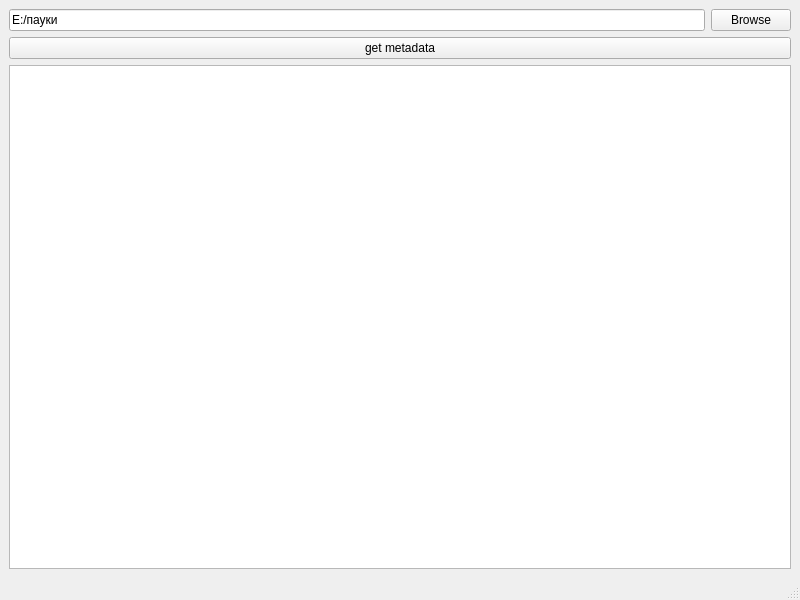
Qt form mainwindow.ui (danyapro2003/content_maker) before a commit.
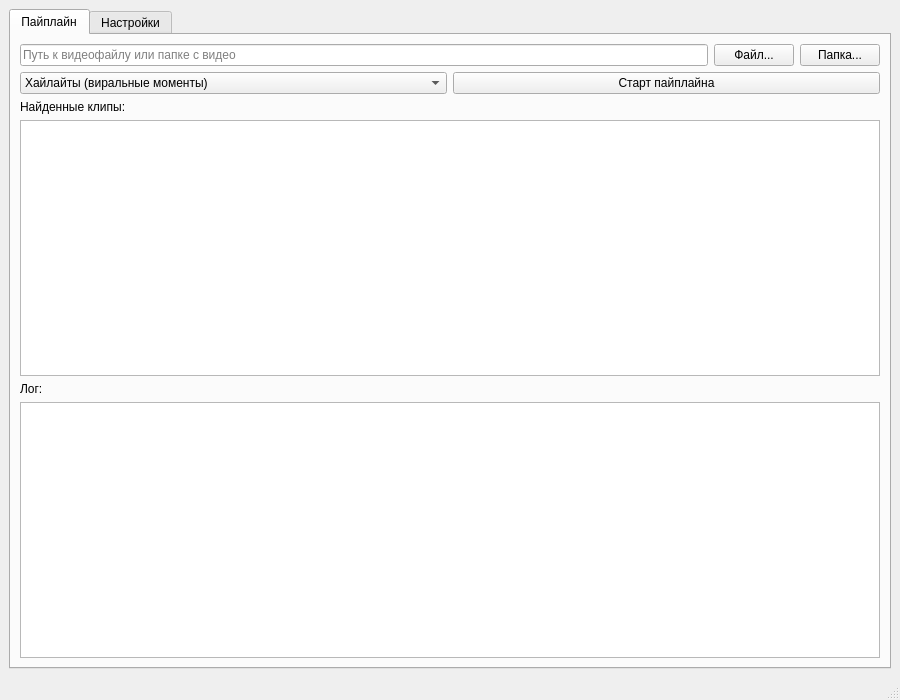
The same form after that commit.

Commit message: Save working V3 baseline before narrative pipeline redesign

Diff of the .ui file:
```diff
--- a/mainwindow.ui
+++ b/mainwindow.ui
@@ -6,8 +6,8 @@
    <rect>
     <x>0</x>
     <y>0</y>
-    <width>800</width>
-    <height>600</height>
+    <width>900</width>
+    <height>700</height>
    </rect>
   </property>
   <property name="windowTitle">
@@ -16,35 +16,103 @@
   <widget class="QWidget" name="centralwidget">
    <layout class="QVBoxLayout" name="verticalLayout">
     <item>
-     <layout class="QHBoxLayout" name="horizontalLayout">
-      <property name="sizeConstraint">
-       <enum>QLayout::SizeConstraint::SetDefaultConstraint</enum>
+     <widget class="QTabWidget" name="tabWidget">
+      <property name="currentIndex">
+       <number>0</number>
       </property>
+      <widget class="QWidget" name="tab_pipeline">
+       <attribute name="title">
+        <string>Пайплайн</string>
+       </attribute>
+       <layout class="QVBoxLayout" name="pipelineLayout">
+        <item>
+         <layout class="QHBoxLayout" name="browseLayout">
       <item>
        <widget class="QLineEdit" name="browse_le">
+            <property name="placeholderText">
+             <string>Путь к видеофайлу или папке с видео</string>
+            </property>
+           </widget>
+          </item>
+          <item>
+           <widget class="QPushButton" name="browse_file_pb">
         <property name="text">
-         <string>E:/пауки</string>
+             <string>Файл...</string>
         </property>
        </widget>
       </item>
       <item>
-       <widget class="QPushButton" name="browse_pb">
+           <widget class="QPushButton" name="browse_folder_pb">
         <property name="text">
-         <string>Browse</string>
+             <string>Папка...</string>
         </property>
        </widget>
       </item>
      </layout>
     </item>
     <item>
-     <widget class="QPushButton" name="getmeta_pb">
+         <layout class="QHBoxLayout" name="startLayout">
+          <item>
+           <widget class="QComboBox" name="mode_cb">
+            <item>
       <property name="text">
-       <string>get metadata</string>
-      </property>
+              <string>Хайлайты (виральные моменты)</string>
+             </property>
+            </item>
+            <item>
+             <property name="text">
+              <string>Пересказ (история из склеек)</string>
+             </property>
+            </item>
+            <item>
+             <property name="text">
+              <string>Пересказ 3.0 (чистый транскрипт)</string>
+             </property>
+            </item>
      </widget>
     </item>
     <item>
-     <widget class="QTextEdit" name="textEdit"/>
+           <widget class="QPushButton" name="start_pb">
+            <property name="text">
+             <string>Старт пайплайна</string>
+            </property>
+           </widget>
+          </item>
+         </layout>
+        </item>
+        <item>
+         <widget class="QLabel" name="clips_label">
+          <property name="text">
+           <string>Найденные клипы:</string>
+          </property>
+         </widget>
+        </item>
+        <item>
+         <widget class="QTableWidget" name="clips_tw"/>
+        </item>
+        <item>
+         <widget class="QLabel" name="log_label">
+          <property name="text">
+           <string>Лог:</string>
+          </property>
+         </widget>
+        </item>
+        <item>
+         <widget class="QTextEdit" name="log_te">
+          <property name="readOnly">
+           <bool>true</bool>
+          </property>
+         </widget>
+        </item>
+       </layout>
+      </widget>
+      <widget class="QWidget" name="tab_settings">
+       <attribute name="title">
+        <string>Настройки</string>
+       </attribute>
+       <layout class="QVBoxLayout" name="settingsLayout"/>
+      </widget>
+     </widget>
     </item>
    </layout>
   </widget>
```
Left out of the diff: 4 changed lines with no effect on the pictures. Lines whose indentation alone changed are shown as unchanged. The commit also changes 43 other files.
